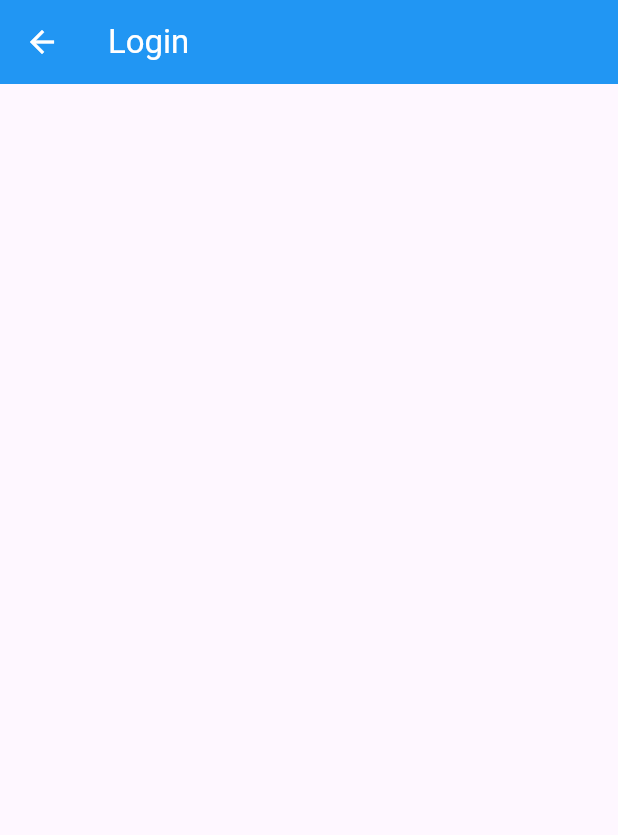
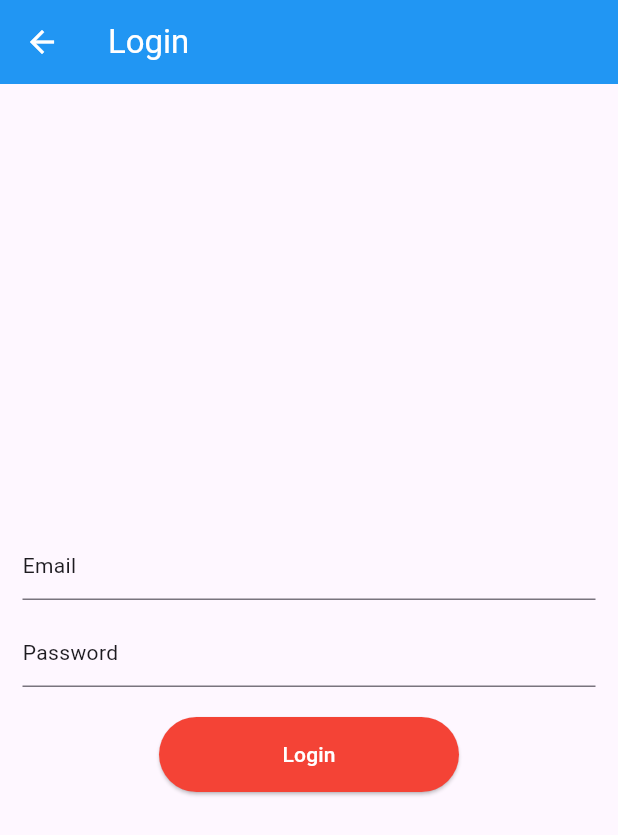
Before and after one commit to RadheAnkit01/Provider-State-Management-Practice, a Flutter app: the screen it shows after launch, after a tap on "Login Page", on a phone screen of 412 x 824 dp. Shown: the top 835 px of the screen. Run offline on Flutter 3.47's test engine with Material 3 defaults, Android fonts, the phone set to English and light mode, and no system bars; network calls fail.

Commit message:
login page

```diff
--- a/lib/main.dart
+++ b/lib/main.dart
@@ -2,6 +2,7 @@ import 'package:flutter/material.dart';
 import 'package:provider/provider.dart';
 import 'package:state_mgmt/pages/favourite/favourite_page.dart';
 import 'package:state_mgmt/pages/login_page.dart';
+import 'package:state_mgmt/providers/auth_provider.dart';
 import 'package:state_mgmt/providers/counter_provider.dart';
 import 'package:state_mgmt/providers/favourite_provider.dart';
 import 'package:state_mgmt/providers/list_map_provider.dart';
@@ -25,6 +26,7 @@ class MyApp extends StatelessWidget {
         ChangeNotifierProvider(create: (context) => ListMapProvider()),
         ChangeNotifierProvider(create: (context) => FavouriteProvider()),
         ChangeNotifierProvider(create: (context) => ThemeChangerProvider()),
+        ChangeNotifierProvider(create: (context) => AuthProvider()),
       ],
       child: Builder(
         builder: (context) {
--- a/lib/pages/login_page.dart
+++ b/lib/pages/login_page.dart
@@ -1,13 +1,60 @@
 import 'package:flutter/material.dart';
+import 'package:provider/provider.dart';
+import 'package:state_mgmt/providers/auth_provider.dart';
 
 class LoginPage extends StatelessWidget {
-  const LoginPage({super.key});
+  LoginPage({super.key});
+  TextEditingController emailController = TextEditingController();
+  // TextEditingController phoneController = TextEditingController();
+  // TextEditingController userFullNameController = TextEditingController();
+  // TextEditingController userNameController = TextEditingController();
+  TextEditingController passwordController = TextEditingController();
 
   @override
   Widget build(BuildContext context) {
+    final authProvider = Provider.of<AuthProvider>(context);
     return Scaffold(
       appBar: AppBar(title: Text('Login')),
-      body: Center(),
+      body: Padding(
+        padding: const EdgeInsets.symmetric(vertical: 8, horizontal: 15),
+        child: Column(
+          mainAxisAlignment: MainAxisAlignment.center,
+          crossAxisAlignment: CrossAxisAlignment.center,
+          children: [
+            TextFormField(
+              decoration: InputDecoration(hint: Text("Email")),
+              controller: emailController,
+              keyboardType: TextInputType.emailAddress,
+            ),
+            const SizedBox(height: 10),
+            TextFormField(
+              decoration: InputDecoration(hint: Text("Password")),
+              controller: passwordController,
+              keyboardType: TextInputType.visiblePassword,
+            ),
+            const SizedBox(height: 20),
+            SizedBox(
+              width: 200,
+              height: 50,
+              child: ElevatedButton(
+                style: ElevatedButton.styleFrom(
+                  backgroundColor: Colors.red,
+                  foregroundColor: Colors.white,
+                ),
+                onPressed: () {
+                  authProvider.login(
+                    emailController.text.toString(),
+                    passwordController.text.toString(),
+                  );
+                },
+                child: authProvider.loading
+                    ? CircularProgressIndicator(color: Colors.white)
+                    : Text('Login'),
+              ),
+            ),
+          ],
+        ),
+      ),
     );
   }
 }
--- /dev/null
+++ b/lib/providers/auth_provider.dart
@@ -0,0 +1,34 @@
+import 'package:flutter/material.dart';
+import 'package:http/http.dart';
+
+class AuthProvider with ChangeNotifier {
+  bool _loading = false;
+
+  bool get loading => _loading;
+
+  void setLoading(bool value) {
+    _loading = value;
+    notifyListeners();
+  }
+
+  void login(String email, String password) async {
+    setLoading(true);
+    try {
+      Response response = await post(
+        Uri.parse("https://reqres.in/api/login"),
+        body: {'email': email, 'password': password},
+      );
+      if (response.statusCode == 200) {
+        print('successful');
+        setLoading(false);
+      } else {
+        print(response.statusCode);
+        print('failed');
+        setLoading(false);
+      }
+    } catch (e) {
+      print(e.toString());
+      setLoading(false);
+    }
+  }
+}
--- a/pubspec.yaml
+++ b/pubspec.yaml
@@ -2,7 +2,7 @@ name: state_mgmt
 description: "A new Flutter project."
 # The following line prevents the package from being accidentally published to
 # pub.dev using `flutter pub publish`. This is preferred for private packages.
-publish_to: 'none' # Remove this line if you wish to publish to pub.dev
+publish_to: "none" # Remove this line if you wish to publish to pub.dev
 
 # The following defines the version and build number for your application.
 # A version number is three numbers separated by dots, like 1.2.43
@@ -35,6 +35,7 @@ dependencies:
   # Use with the CupertinoIcons class for iOS style icons.
   cupertino_icons: ^1.0.8
   provider: ^6.1.5+1
+  http: ^1.6.0
 
 dev_dependencies:
   flutter_test:
@@ -52,7 +53,6 @@ dev_dependencies:
 
 # The following section is specific to Flutter packages.
 flutter:
-
   # The following line ensures that the Material Icons font is
   # included with your application, so that you can use the icons in
   # the material Icons class.
```
Also changed, not shown: pubspec.lock.
